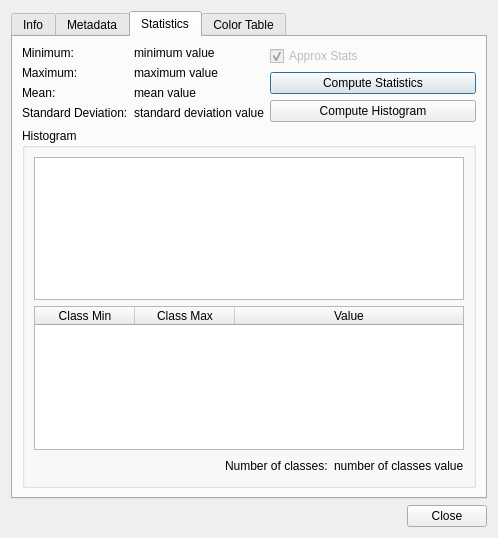
First picture: the form in gsdview/gdalbackend/ui/banddialog.ui, repository avalentino/gsdview, before the edit.
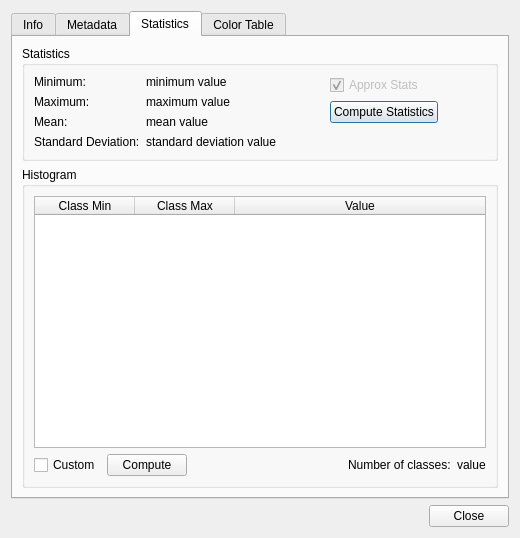
Second picture: the form after the edit. The open tabs and pages were chosen to show the change.

Diff of the .ui file:
```diff
--- a/gsdview/gdalbackend/ui/banddialog.ui
+++ b/gsdview/gdalbackend/ui/banddialog.ui
@@ -6,7 +6,7 @@
    <rect>
     <x>0</x>
     <y>0</y>
-    <width>498</width>
+    <width>520</width>
     <height>538</height>
    </rect>
   </property>
@@ -816,8 +816,18 @@
       <attribute name="title">
        <string>Statistics</string>
       </attribute>
-      <layout class="QVBoxLayout" name="statisticsVerticalLayout">
+      <layout class="QVBoxLayout" name="statisticsVerticalLayout" stretch="0,10">
        <item>
+        <widget class="QGroupBox" name="statisticsGroupBox">
+         <property name="sizePolicy">
+          <sizepolicy hsizetype="Preferred" vsizetype="Minimum">
+           <horstretch>0</horstretch>
+           <verstretch>0</verstretch>
+          </sizepolicy>
+         </property>
+         <property name="title">
+          <string>Statistics</string>
+         </property>
         <layout class="QHBoxLayout" name="statisticsHorizontalLayout">
          <item>
           <layout class="QFormLayout" name="statisticsFormLayout">
@@ -988,7 +998,20 @@
           </layout>
          </item>
          <item>
-          <layout class="QVBoxLayout" name="statsButtonsVerticalLayout">
+           <spacer name="statisticsHorizontalSpacer1">
+            <property name="orientation">
+             <enum>Qt::Horizontal</enum>
+            </property>
+            <property name="sizeHint" stdset="0">
+             <size>
+              <width>40</width>
+              <height>20</height>
+             </size>
+            </property>
+           </spacer>
+          </item>
+          <item>
+           <layout class="QVBoxLayout" name="statButtondVerticalLayout">
            <item>
             <widget class="QCheckBox" name="approxStatsCheckBox">
              <property name="enabled">
@@ -1021,25 +1044,42 @@
             </widget>
            </item>
            <item>
-            <widget class="QPushButton" name="computeHistogramButton">
+             <widget class="QLabel" name="dummyLabel">
              <property name="text">
-              <string>Compute Histogram</string>
+               <string/>
              </property>
             </widget>
            </item>
           </layout>
          </item>
-        </layout>
+          <item>
+           <spacer name="statisticsHorizontalSpacer2">
+            <property name="orientation">
+             <enum>Qt::Horizontal</enum>
+            </property>
+            <property name="sizeHint" stdset="0">
+             <size>
+              <width>40</width>
+              <height>20</height>
+             </size>
+            </property>
+           </spacer>
+          </item>
+         </layout>
+        </widget>
        </item>
        <item>
         <widget class="QGroupBox" name="histogramGroupBox">
+         <property name="sizePolicy">
+          <sizepolicy hsizetype="Preferred" vsizetype="Expanding">
+           <horstretch>0</horstretch>
+           <verstretch>0</verstretch>
+          </sizepolicy>
+         </property>
          <property name="title">
           <string>Histogram</string>
          </property>
-         <layout class="QVBoxLayout" name="histogramVerticalLayout">
-          <item>
-           <widget class="QGraphicsView" name="histogramGraphicsView"/>
-          </item>
+         <layout class="QVBoxLayout" name="histogramVericalLayout">
           <item>
            <widget class="QTableWidget" name="histogramTableWidget">
             <attribute name="horizontalHeaderStretchLastSection">
@@ -1064,6 +1104,28 @@
           </item>
           <item>
            <layout class="QHBoxLayout" name="histogramHorizontalLayout">
+            <item>
+             <widget class="QCheckBox" name="customHistogramCheckBox">
+              <property name="toolTip">
+               <string>Pops up a dialog that allow to customize 
+the histogram computation.</string>
+              </property>
+              <property name="text">
+               <string>Custom</string>
+              </property>
+             </widget>
+            </item>
+            <item>
+             <widget class="QPushButton" name="computeHistogramButton">
+              <property name="toolTip">
+               <string>Start histogram computation 
+(may take a long time).</string>
+              </property>
+              <property name="text">
+               <string>Compute</string>
+              </property>
+             </widget>
+            </item>
             <item>
              <spacer name="histogramHorizontalSpacer">
               <property name="orientation">
@@ -1087,7 +1149,7 @@
             <item>
              <widget class="QLabel" name="numberOfClassesValue">
               <property name="text">
-               <string>number of classes value</string>
+               <string>value</string>
               </property>
              </widget>
             </item>
```
Left out of the diff: 11 changed lines with no effect on the pictures. Lines whose indentation alone changed are shown as unchanged.
